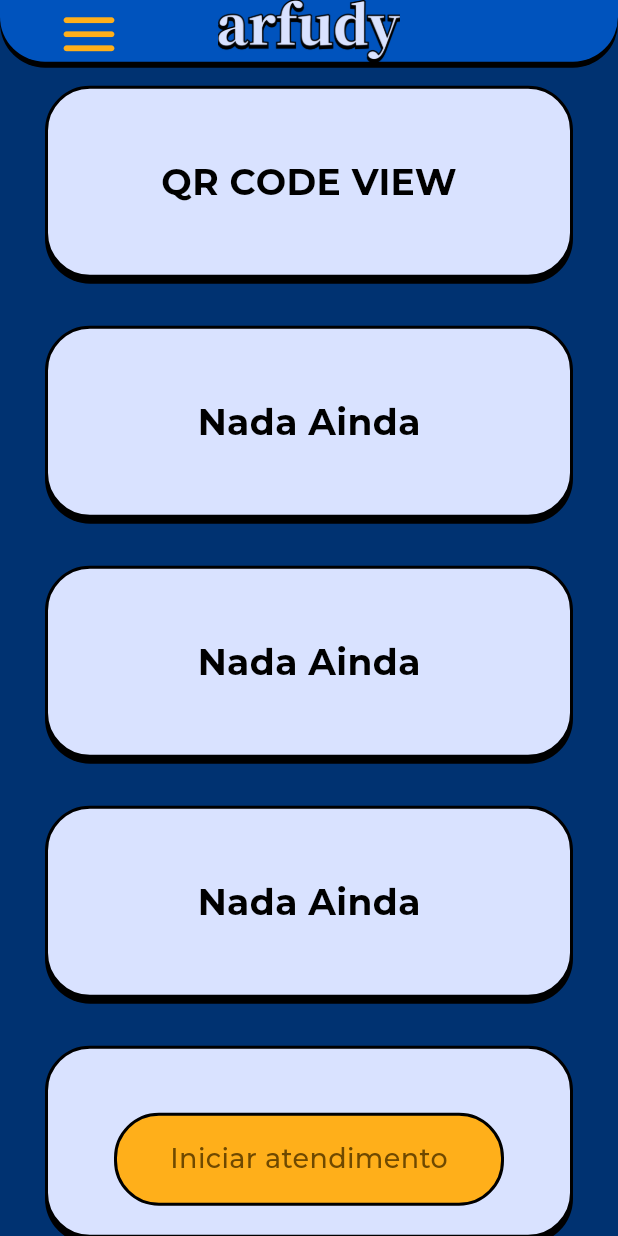
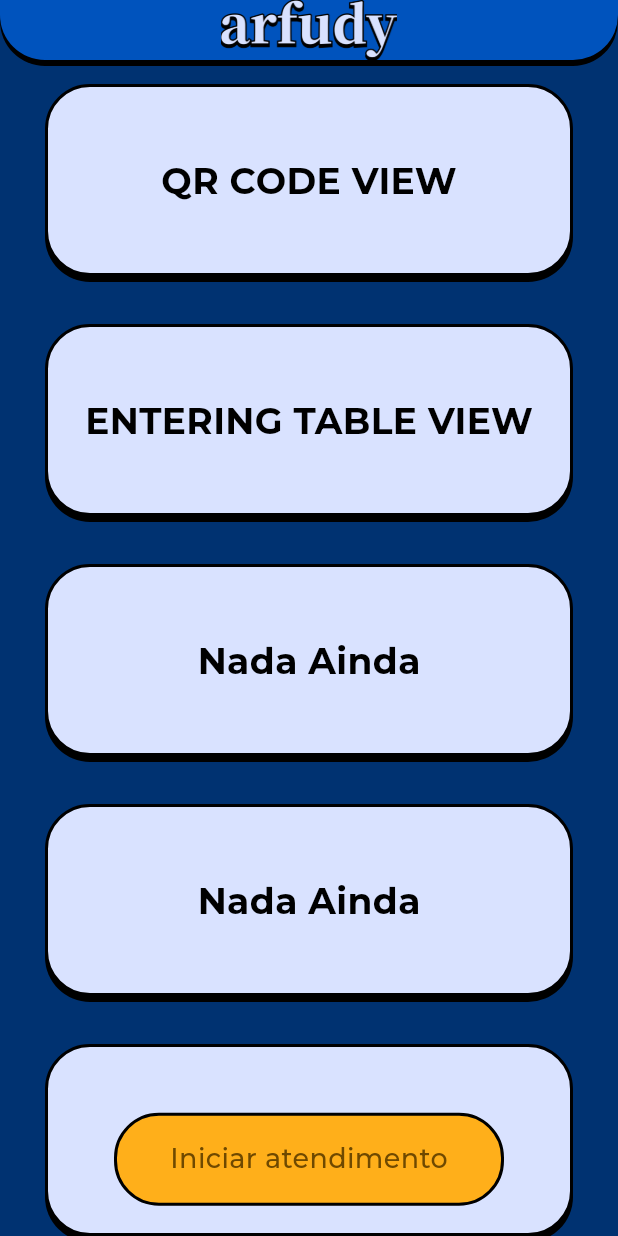
Before and after one commit to time-7/arfudy_flutter, a Flutter app: the screen it shows after launch, on a phone screen of 412 x 824 dp. Run offline on Flutter 3.47's test engine with Material 2 defaults, Android fonts, the phone set to English and light mode, and no system bars; our stand-ins replace faker, get; missing offline and left inert: mobile_scanner; project files that could hold a hidden picture were left out.

Commit message:
added entering table view

```diff
--- a/lib/delegate/arfudy_views_routes.dart
+++ b/lib/delegate/arfudy_views_routes.dart
@@ -1,3 +1,4 @@
+import 'package:arfudy_flutter/views/entering_table_view.dart';
 import 'package:arfudy_flutter/views/qr_code_view.dart';
 import 'package:arfudy_flutter/views/splash_view.dart';
 import 'package:arfudy_flutter/views/test_view.dart';
@@ -13,6 +14,7 @@ class ArfudyRoutes {
   static const qrCode = '/qr-code';
   static const test = '/test';
   static const splash = '/splash';
+  static const enteringTable = '/entering-table';
 }
 
 class ArfudyViews {
@@ -39,5 +41,12 @@ class ArfudyViews {
       page: () => const AppSplashView(),
       binding: _binding,
     ),
+    GetPage(
+      curve: Curves.easeIn,
+      transition: Transition.rightToLeft,
+      name: ArfudyRoutes.enteringTable,
+      page: () => EnteringTableView(),
+      binding: _binding,
+    ),
   ];
 }
--- a/lib/utils/new_ui_text.dart
+++ b/lib/utils/new_ui_text.dart
@@ -10,6 +10,7 @@ class NewUIText extends StatelessWidget {
     this.fontWeight,
     this.decoration,
     this.textAlign,
+    this.shadows,
   });
 
   final String text;
@@ -19,6 +20,7 @@ class NewUIText extends StatelessWidget {
   final FontWeight? fontWeight;
   final TextDecoration? decoration;
   final TextAlign? textAlign;
+  final List<Shadow>? shadows;
 
   @override
   Widget build(BuildContext context) {
@@ -26,12 +28,12 @@ class NewUIText extends StatelessWidget {
       text,
       textAlign: textAlign,
       style: TextStyle(
-        decoration: decoration,
-        fontFamily: fontFamily.name,
-        fontSize: fontSize,
-        color: fontColor,
-        fontWeight: fontWeight,
-      ),
+          decoration: decoration,
+          fontFamily: fontFamily.name,
+          fontSize: fontSize,
+          color: fontColor,
+          fontWeight: fontWeight,
+          shadows: shadows),
     );
   }
 }
--- a/lib/views/test_view.dart
+++ b/lib/views/test_view.dart
@@ -26,9 +26,16 @@ class TestView extends StatelessWidget {
                 ),
               ),
             ),
-            const Padding(
-              padding: EdgeInsets.symmetric(vertical: 16.0),
-              child: MenuContainer(),
+            Padding(
+              padding: const EdgeInsets.symmetric(vertical: 16.0),
+              child: GestureDetector(
+                onTap: () {
+                  Get.toNamed(ArfudyRoutes.enteringTable);
+                },
+                child: const MenuContainer(
+                  text: 'ENTERING TABLE VIEW',
+                ),
+              ),
             ),
             const Padding(
               padding: EdgeInsets.symmetric(vertical: 16.0),
--- a/lib/views/widgets/arfudy_new_scaffold.dart
+++ b/lib/views/widgets/arfudy_new_scaffold.dart
@@ -9,12 +9,14 @@ class ArfudyNewScaffold extends StatelessWidget {
     super.key,
     required this.body,
     this.bottomBar,
+    this.hasDrawer = false,
   });
 
   final GlobalKey<ScaffoldState> _scaffoldKey = GlobalKey<ScaffoldState>();
 
   final Widget body;
   final Widget? bottomBar;
+  final bool hasDrawer;
 
   @override
   Widget build(BuildContext context) {
@@ -22,9 +24,9 @@ class ArfudyNewScaffold extends StatelessWidget {
       resizeToAvoidBottomInset: true,
       key: _scaffoldKey,
       backgroundColor: UIColors.primaryBlue,
-      drawer: const ArfudyDrawer(),
+      drawer: hasDrawer ? const ArfudyDrawer() : null,
       appBar: PreferredSize(
-        preferredSize: Size.fromHeight(UIScale.topDevicePadding + UIScale.height(5)),
+        preferredSize: Size.fromHeight(UIScale.topDevicePadding + 40),
         child: Container(
           width: UIScale.width(100),
           decoration: const BoxDecoration(
@@ -47,7 +49,8 @@ class ArfudyNewScaffold extends StatelessWidget {
               children: [
                 Expanded(
                   flex: 1,
-                  child: GestureDetector(
+                  child: hasDrawer
+                      ? GestureDetector(
                           onTap: () {
                             _scaffoldKey.currentState?.openDrawer();
                           },
@@ -62,7 +65,8 @@ class ArfudyNewScaffold extends StatelessWidget {
                               ),
                             ),
                           ),
-                  ),
+                        )
+                      : const SizedBox(),
                 ),
                 Expanded(
                   flex: 4,
```
Also changed, not shown: lib/views/entering_table_view.dart (added, +113 -0 lines), lib/views/widgets/primary_text_field.dart (added, +104 -0 lines). Lines whose indentation alone changed are shown as unchanged.
